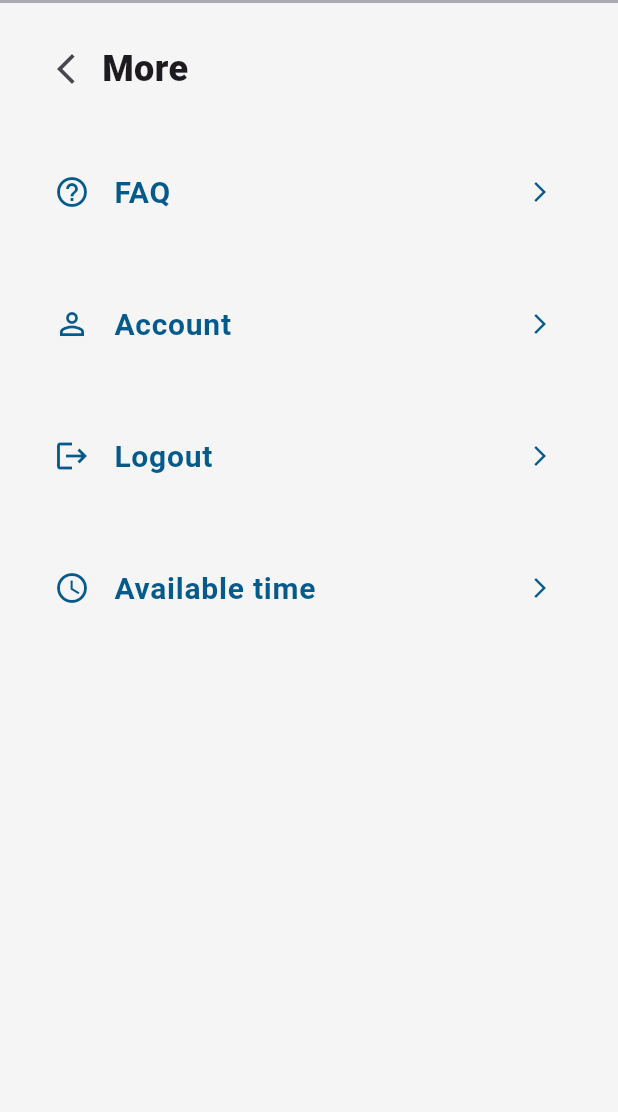
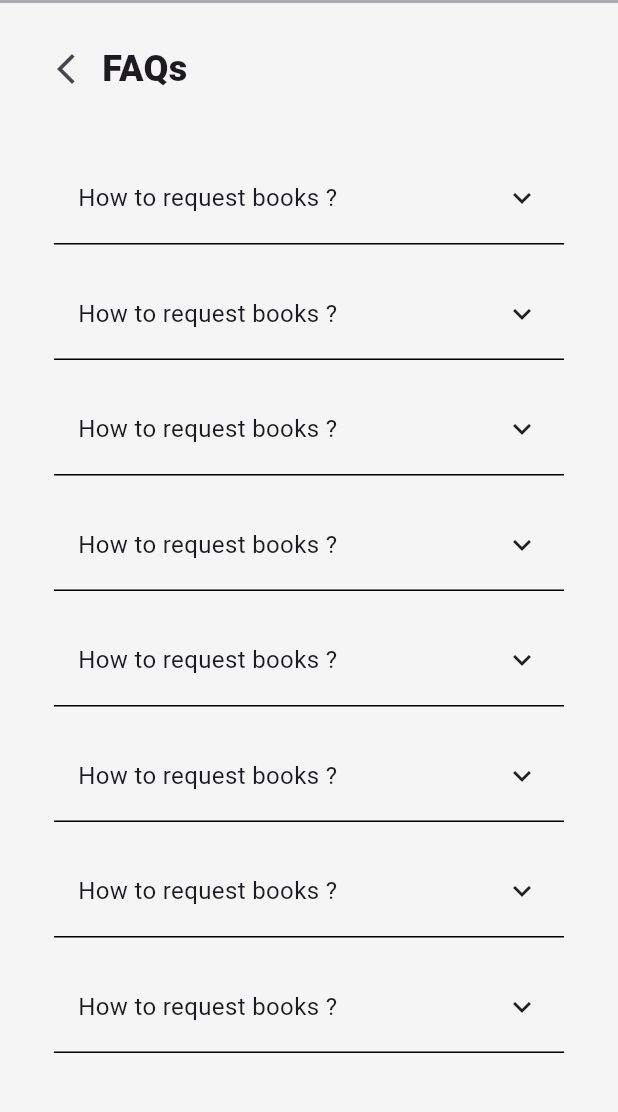
Before and after one commit to esraamahmoud7/Library_App, a Flutter app: the MoreView screen opened by its route, after a tap on "FAQ", on a phone screen of 412 x 824 dp, the part 84-1196 px from its top. Run offline on Flutter 3.47's test engine with Material 3 defaults, Android fonts, the phone set to English and light mode, and no system bars; our stand-ins replace bloc, go_router.

Commit message:
finish FAQs

```diff
--- a/lib/core/Routes/Routes.dart
+++ b/lib/core/Routes/Routes.dart
@@ -2,6 +2,7 @@ import 'package:go_router/go_router.dart';
 import 'package:library_app/core/Routes/pageRoutes.dart';
 import 'package:library_app/features/Authentication/forgetPassword/UI/changePassView.dart';
 import 'package:library_app/features/Authentication/forgetPassword/UI/forgetPassword.dart';
+import 'package:library_app/features/Services/more/FAQ/UI/FAQs.dart';
 import 'package:library_app/features/welcome/UI/NavigatorControl.dart';
 import 'package:library_app/features/welcome/UI/welcomeScreen.dart';
 
@@ -55,6 +56,10 @@ abstract class AppRouter {
       path: PagesRoute.time,
       builder: (context, state) => const AvailableTimeView(),
     ),
+    GoRoute(
+      path: PagesRoute.faqs,
+      builder: (context, state) => const FAQs(),
+    ),
   ]
   );
 }
--- /dev/null
+++ b/lib/features/Services/more/FAQ/UI/FAQs.dart
@@ -0,0 +1,42 @@
+import 'package:flutter/material.dart';
+import 'package:go_router/go_router.dart';
+import 'package:library_app/features/welcome/UI/widgets/customAppBar.dart';
+
+import '../../../../../core/widgets/backarrowPage.dart';
+import '../../../borrowBooks/UI/widgets/RequestBox.dart';
+import 'Widgets/question box.dart';
+
+class FAQs extends StatelessWidget {
+  const FAQs({super.key});
+
+  @override
+  Widget build(BuildContext context) {
+    return Scaffold(
+      appBar: customAppBar(),
+      bottomNavigationBar: SizedBox(
+        height: 40, // footer height
+      ),
+      body: Padding(
+        padding: const EdgeInsets.symmetric(horizontal: 20,vertical: 20),
+        child: ListView(
+          children: [
+            backPage(onBack: (){GoRouter.of(context).pop();},title: "FAQs"),
+            SizedBox(height: 24,),
+            ListView.builder(
+                shrinkWrap: true,
+                physics: NeverScrollableScrollPhysics(),
+                itemCount: 15,
+                itemBuilder: (context,index)
+                    {
+                      return QuestionBox(
+                        question: "How to request books ?",
+                        answer: "You can request books by filling the online form or visiting the library desk.",
+                      );
+                    }
+            ),
+          ],
+        ),
+      ),
+    );
+  }
+}
--- /dev/null
+++ b/lib/features/Services/more/FAQ/UI/Widgets/question box.dart
@@ -0,0 +1,69 @@
+import 'package:flutter/material.dart';
+import 'package:library_app/core/theme/appTheme.dart';
+
+
+class QuestionBox extends StatefulWidget {
+  final String question;
+  final String answer;
+
+  const QuestionBox({
+    super.key,
+    required this.question,
+    required this.answer,
+  });
+
+  @override
+  State<QuestionBox> createState() => _RequestBoxState();
+}
+
+class _RequestBoxState extends State<QuestionBox> {
+  bool _isExpanded = false;
+
+  @override
+  Widget build(BuildContext context) {
+    return GestureDetector(
+      onTap: () {
+        setState(() {
+          _isExpanded = !_isExpanded;
+        });
+      },
+      child: Container(
+        margin: const EdgeInsets.symmetric(horizontal: 16, vertical: 8),
+        padding: const EdgeInsets.symmetric(horizontal: 16, vertical: 18),
+        decoration: const BoxDecoration(
+          border: Border(
+            bottom: BorderSide(color: Colors.black, width: 1), // bottom line
+          ),
+        ),
+        child: Column(
+          crossAxisAlignment: CrossAxisAlignment.start,
+          children: [
+            Row(
+              mainAxisAlignment: MainAxisAlignment.spaceBetween,
+              children: [
+                Text(
+                  widget.question,
+                  style : AppStyles.textStyle16.copyWith(
+                    fontWeight: _isExpanded ? FontWeight.bold : FontWeight.w400
+                  )
+                ),
+                Icon(
+                  _isExpanded
+                      ? Icons.keyboard_arrow_up
+                      : Icons.keyboard_arrow_down,
+                ),
+              ],
+            ),
+            if (_isExpanded) ...[
+              const SizedBox(height: 10),
+              Text(
+                widget.answer,
+                style: AppStyles.textStyle16,
+              ),
+            ]
+          ],
+        ),
+      ),
+    );
+  }
+}
--- a/lib/features/Services/more/More/UI/moreView.dart
+++ b/lib/features/Services/more/More/UI/moreView.dart
@@ -23,7 +23,7 @@ class MoreView extends StatelessWidget {
               icon: Icons.help_outline,
               title: "FAQ",
               onTap: () {
-                // Navigate to FAQ page
+                GoRouter.of(context).push(PagesRoute.faqs);
               },
             ),
             SizedBox(height: 32,),
```
